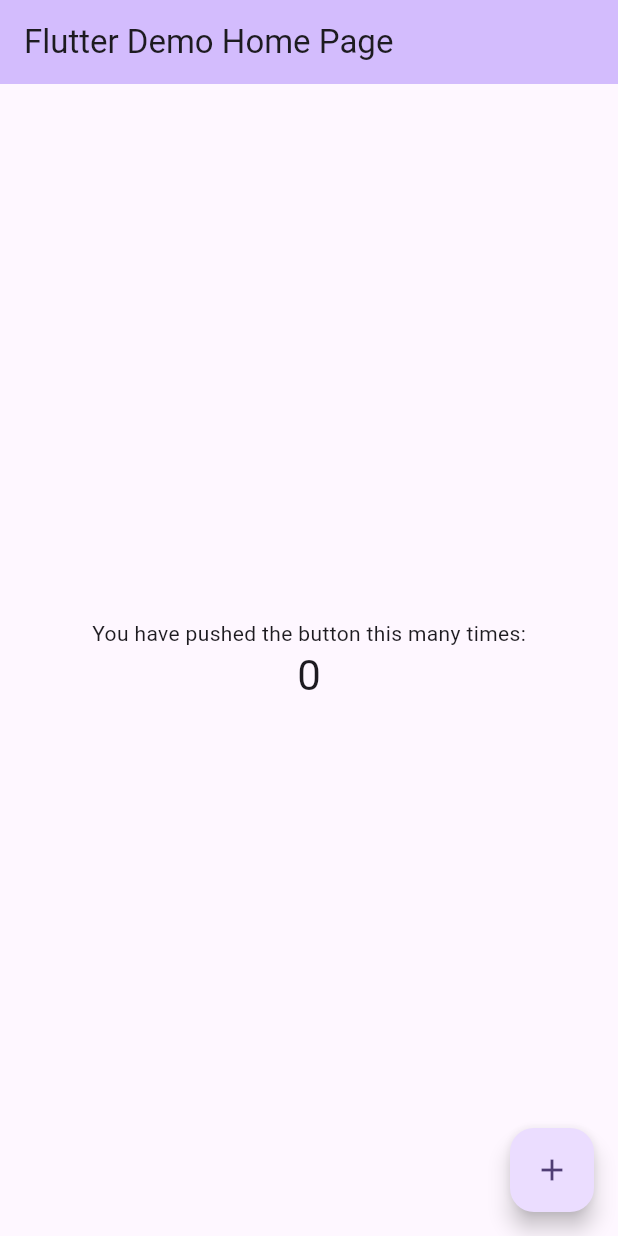
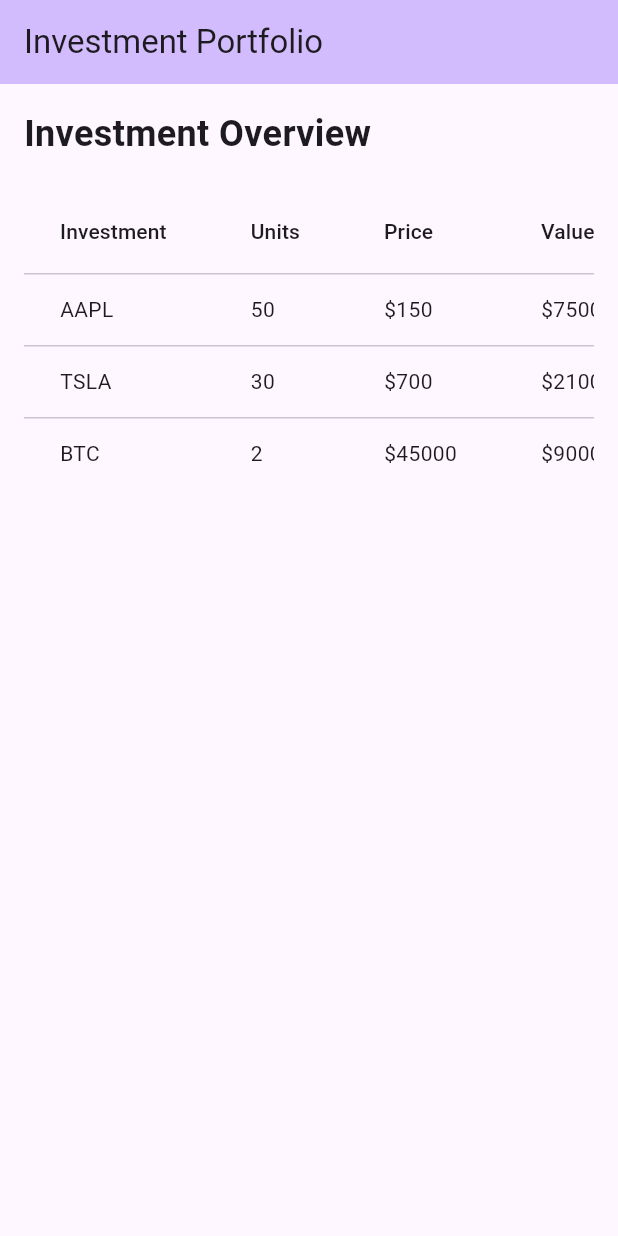
Before and after one commit to alex-morrisonn/investmentPortfolio, a Flutter app: the screen it shows after launch, on a phone screen of 412 x 824 dp. Run offline on Flutter 3.47's test engine with Material 3 defaults, Android fonts, the phone set to English and light mode, and no system bars.

Commit message:
changes to basic layout and including placeholder information

```diff
--- a/investment_portfolio/lib/main.dart
+++ b/investment_portfolio/lib/main.dart
@@ -7,46 +7,21 @@
 class MyApp extends StatelessWidget {
   const MyApp({super.key});
 
-  // This widget is the root of your application.
   @override
   Widget build(BuildContext context) {
     return MaterialApp(
-      title: 'Flutter Demo',
+      title: 'Investment Portfolio',
       theme: ThemeData(
-        // This is the theme of your application.
-        //
-        // TRY THIS: Try running your application with "flutter run". You'll see
-        // the application has a purple toolbar. Then, without quitting the app,
-        // try changing the seedColor in the colorScheme below to Colors.green
-        // and then invoke "hot reload" (save your changes or press the "hot
-        // reload" button in a Flutter-supported IDE, or press "r" if you used
-        // the command line to start the app).
-        //
-        // Notice that the counter didn't reset back to zero; the application
-        // state is not lost during the reload. To reset the state, use hot
-        // restart instead.
-        //
-        // This works for code too, not just values: Most code changes can be
-        // tested with just a hot reload.
         colorScheme: ColorScheme.fromSeed(seedColor: Colors.deepPurple),
         useMaterial3: true,
       ),
-      home: const MyHomePage(title: 'Flutter Demo Home Page'),
+      home: const MyHomePage(title: 'Investment Portfolio'),
     );
   }
 }
 
 class MyHomePage extends StatefulWidget {
   const MyHomePage({super.key, required this.title});
-
-  // This widget is the home page of your application. It is stateful, meaning
-  // that it has a State object (defined below) that contains fields that affect
-  // how it looks.
-
-  // This class is the configuration for the state. It holds the values (in this
-  // case the title) provided by the parent (in this case the App widget) and
-  // used by the build method of the State. Fields in a Widget subclass are
-  // always marked "final".
 
   final String title;
 
@@ -55,71 +30,59 @@
 }
 
 class _MyHomePageState extends State<MyHomePage> {
-  int _counter = 0;
-
-  void _incrementCounter() {
-    setState(() {
-      // This call to setState tells the Flutter framework that something has
-      // changed in this State, which causes it to rerun the build method below
-      // so that the display can reflect the updated values. If we changed
-      // _counter without calling setState(), then the build method would not be
-      // called again, and so nothing would appear to happen.
-      _counter++;
-    });
-  }
-
   @override
   Widget build(BuildContext context) {
-    // This method is rerun every time setState is called, for instance as done
-    // by the _incrementCounter method above.
-    //
-    // The Flutter framework has been optimized to make rerunning build methods
-    // fast, so that you can just rebuild anything that needs updating rather
-    // than having to individually change instances of widgets.
     return Scaffold(
       appBar: AppBar(
-        // TRY THIS: Try changing the color here to a specific color (to
-        // Colors.amber, perhaps?) and trigger a hot reload to see the AppBar
-        // change color while the other colors stay the same.
         backgroundColor: Theme.of(context).colorScheme.inversePrimary,
-        // Here we take the value from the MyHomePage object that was created by
-        // the App.build method, and use it to set our appbar title.
         title: Text(widget.title),
       ),
-      body: Center(
-        // Center is a layout widget. It takes a single child and positions it
-        // in the middle of the parent.
+      body: Padding(
+        padding: const EdgeInsets.all(16.0),
         child: Column(
-          // Column is also a layout widget. It takes a list of children and
-          // arranges them vertically. By default, it sizes itself to fit its
-          // children horizontally, and tries to be as tall as its parent.
-          //
-          // Column has various properties to control how it sizes itself and
-          // how it positions its children. Here we use mainAxisAlignment to
-          // center the children vertically; the main axis here is the vertical
-          // axis because Columns are vertical (the cross axis would be
-          // horizontal).
-          //
-          // TRY THIS: Invoke "debug painting" (choose the "Toggle Debug Paint"
-          // action in the IDE, or press "p" in the console), to see the
-          // wireframe for each widget.
-          mainAxisAlignment: MainAxisAlignment.center,
-          children: <Widget>[
+          crossAxisAlignment: CrossAxisAlignment.start,
+          children: [
             const Text(
-              'You have pushed the button this many times:',
+              'Investment Overview',
+              style: TextStyle(fontSize: 24, fontWeight: FontWeight.bold),
             ),
-            Text(
-              '$_counter',
-              style: Theme.of(context).textTheme.headlineMedium,
+            const SizedBox(height: 20),
+            Expanded(
+              child: SingleChildScrollView(
+                scrollDirection: Axis.horizontal,
+                child: DataTable(
+                  columns: const [
+                    DataColumn(label: Text('Investment')),
+                    DataColumn(label: Text('Units')),
+                    DataColumn(label: Text('Price')),
+                    DataColumn(label: Text('Value')),
+                  ],
+                  rows: const [
+                    DataRow(cells: [
+                      DataCell(Text('AAPL')),
+                      DataCell(Text('50')),
+                      DataCell(Text('\$150')),
+                      DataCell(Text('\$7500')),
+                    ]),
+                    DataRow(cells: [
+                      DataCell(Text('TSLA')),
+                      DataCell(Text('30')),
+                      DataCell(Text('\$700')),
+                      DataCell(Text('\$21000')),
+                    ]),
+                    DataRow(cells: [
+                      DataCell(Text('BTC')),
+                      DataCell(Text('2')),
+                      DataCell(Text('\$45000')),
+                      DataCell(Text('\$90000')),
+                    ]),
+                  ],
+                ),
+              ),
             ),
           ],
         ),
       ),
-      floatingActionButton: FloatingActionButton(
-        onPressed: _incrementCounter,
-        tooltip: 'Increment',
-        child: const Icon(Icons.add),
-      ), // This trailing comma makes auto-formatting nicer for build methods.
     );
   }
 }
```
